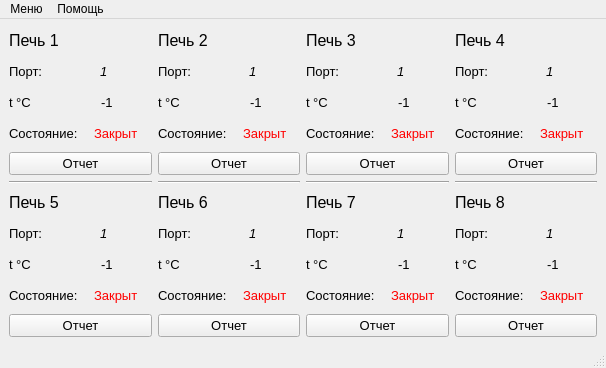
Above: mainwindow.ui from allovaro/Varta_owen before the change. Below: the same form after it.
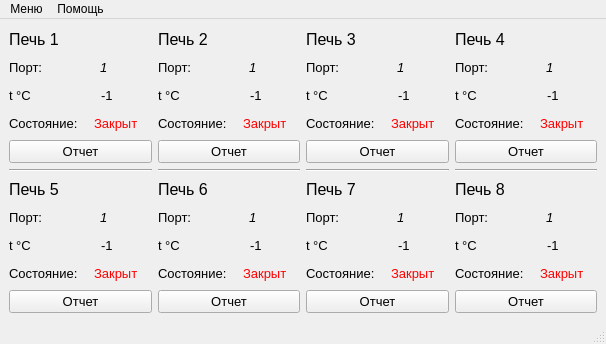
That is the form after the change. Icons and pictures are not drawn.

What changed in the file:
```diff
--- a/mainwindow.ui
+++ b/mainwindow.ui
@@ -7,7 +7,7 @@
     <x>0</x>
     <y>0</y>
     <width>606</width>
-    <height>368</height>
+    <height>344</height>
    </rect>
   </property>
   <property name="windowTitle">
@@ -463,7 +463,7 @@
          </spacer>
         </item>
         <item>
-         <widget class="QLabel" name="tempLable_4">
+         <widget class="QLabel" name="tempLable_3">
           <property name="font">
            <font>
             <pointsize>10</pointsize>
@@ -639,7 +639,7 @@
          </spacer>
         </item>
         <item>
-         <widget class="QLabel" name="tempLable_5">
+         <widget class="QLabel" name="tempLable_4">
           <property name="font">
            <font>
             <pointsize>10</pointsize>
@@ -822,7 +822,7 @@
          </spacer>
         </item>
         <item>
-         <widget class="QLabel" name="tempLable_6">
+         <widget class="QLabel" name="tempLable_5">
           <property name="font">
            <font>
             <pointsize>10</pointsize>
@@ -991,7 +991,7 @@
          </spacer>
         </item>
         <item>
-         <widget class="QLabel" name="tempLable_7">
+         <widget class="QLabel" name="tempLable_6">
           <property name="font">
            <font>
             <pointsize>10</pointsize>
@@ -1160,7 +1160,7 @@
          </spacer>
         </item>
         <item>
-         <widget class="QLabel" name="tempLable_8">
+         <widget class="QLabel" name="tempLable_7">
           <property name="font">
            <font>
             <pointsize>10</pointsize>
@@ -1329,7 +1329,7 @@
          </spacer>
         </item>
         <item>
-         <widget class="QLabel" name="tempLable_9">
+         <widget class="QLabel" name="tempLable_8">
           <property name="font">
            <font>
             <pointsize>10</pointsize>
```
